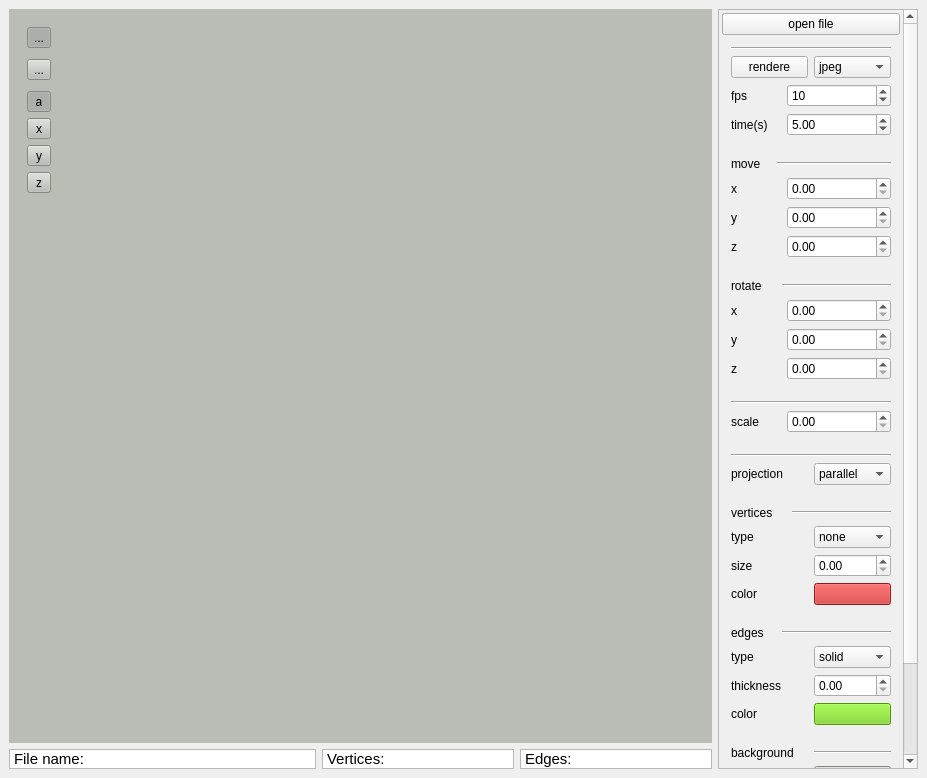
The window that src/viewer/mainwindow.ui (maykitbo/3d-viewer) describes before a commit, drawn with Qt 5.
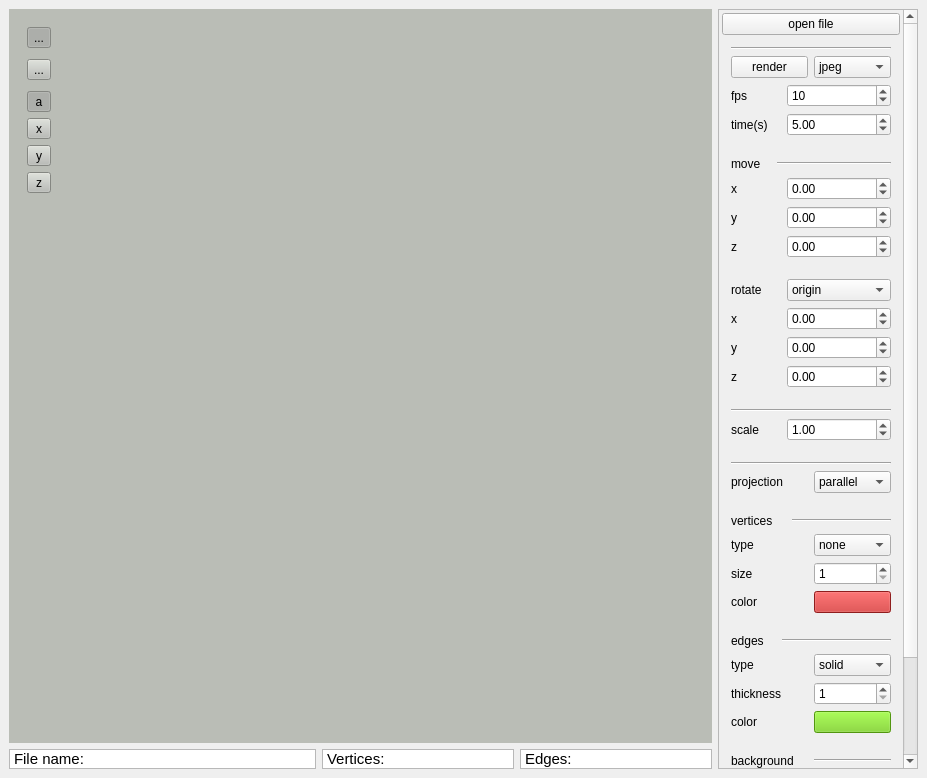
The same window after the commit.

Patch:
```diff
--- a/src/viewer/mainwindow.ui
+++ b/src/viewer/mainwindow.ui
@@ -375,9 +375,9 @@
        <property name="geometry">
         <rect>
          <x>0</x>
-         <y>-228</y>
+         <y>0</y>
          <width>184</width>
-         <height>997</height>
+         <height>1005</height>
         </rect>
        </property>
        <property name="sizePolicy">
@@ -424,7 +424,7 @@
              <item>
               <widget class="QPushButton" name="renderButton">
                <property name="text">
-                <string>rendere</string>
+                <string>render</string>
                </property>
               </widget>
              </item>
@@ -618,7 +618,11 @@
               </widget>
              </item>
              <item>
-              <widget class="QDoubleSpinBox" name="moveXSpin"/>
+              <widget class="QDoubleSpinBox" name="moveXSpin">
+               <property name="minimum">
+                <double>-99.989999999999995</double>
+               </property>
+              </widget>
              </item>
             </layout>
            </item>
@@ -650,7 +654,11 @@
               </widget>
              </item>
              <item>
-              <widget class="QDoubleSpinBox" name="moveYSpin"/>
+              <widget class="QDoubleSpinBox" name="moveYSpin">
+               <property name="minimum">
+                <double>-99.989999999999995</double>
+               </property>
+              </widget>
              </item>
             </layout>
            </item>
@@ -682,7 +690,11 @@
               </widget>
              </item>
              <item>
-              <widget class="QDoubleSpinBox" name="moveZSpin"/>
+              <widget class="QDoubleSpinBox" name="moveZSpin">
+               <property name="minimum">
+                <double>-99.989999999999995</double>
+               </property>
+              </widget>
              </item>
             </layout>
            </item>
@@ -693,18 +705,18 @@
          <widget class="QFrame" name="rotateFrame">
           <layout class="QVBoxLayout" name="verticalLayout_5">
            <item>
-            <layout class="QHBoxLayout" name="horizontalLayout_5">
+            <layout class="QHBoxLayout" name="horizontalLayout_5" stretch="1,1">
              <item>
               <widget class="QLabel" name="label_4">
                <property name="sizePolicy">
-                <sizepolicy hsizetype="Minimum" vsizetype="Preferred">
+                <sizepolicy hsizetype="Maximum" vsizetype="Preferred">
                  <horstretch>0</horstretch>
                  <verstretch>0</verstretch>
                 </sizepolicy>
                </property>
                <property name="minimumSize">
                 <size>
-                 <width>45</width>
+                 <width>50</width>
                  <height>0</height>
                 </size>
                </property>
@@ -720,10 +732,23 @@
               </widget>
              </item>
              <item>
-              <widget class="Line" name="line_3">
-               <property name="orientation">
-                <enum>Qt::Horizontal</enum>
+              <widget class="QComboBox" name="rotateBox">
+               <property name="sizePolicy">
+                <sizepolicy hsizetype="Minimum" vsizetype="Fixed">
+                 <horstretch>0</horstretch>
+                 <verstretch>0</verstretch>
+                </sizepolicy>
                </property>
+               <item>
+                <property name="text">
+                 <string>origin</string>
+                </property>
+               </item>
+               <item>
+                <property name="text">
+                 <string>balance point</string>
+                </property>
+               </item>
               </widget>
              </item>
             </layout>
@@ -756,7 +781,11 @@
               </widget>
              </item>
              <item>
-              <widget class="QDoubleSpinBox" name="rotateXSpin"/>
+              <widget class="QDoubleSpinBox" name="rotateXSpin">
+               <property name="minimum">
+                <double>-99.989999999999995</double>
+               </property>
+              </widget>
              </item>
             </layout>
            </item>
@@ -788,7 +817,11 @@
               </widget>
              </item>
              <item>
-              <widget class="QDoubleSpinBox" name="rotateYSpin"/>
+              <widget class="QDoubleSpinBox" name="rotateYSpin">
+               <property name="minimum">
+                <double>-99.989999999999995</double>
+               </property>
+              </widget>
              </item>
             </layout>
            </item>
@@ -820,7 +853,11 @@
               </widget>
              </item>
              <item>
-              <widget class="QDoubleSpinBox" name="rotateZSpin"/>
+              <widget class="QDoubleSpinBox" name="rotateZSpin">
+               <property name="minimum">
+                <double>-99.989999999999995</double>
+               </property>
+              </widget>
              </item>
             </layout>
            </item>
@@ -869,7 +906,17 @@
               </widget>
              </item>
              <item>
-              <widget class="QDoubleSpinBox" name="scaleSpin"/>
+              <widget class="QDoubleSpinBox" name="scaleSpin">
+               <property name="minimum">
+                <double>0.000000000000000</double>
+               </property>
+               <property name="stepType">
+                <enum>QAbstractSpinBox::AdaptiveDecimalStepType</enum>
+               </property>
+               <property name="value">
+                <double>1.000000000000000</double>
+               </property>
+              </widget>
              </item>
             </layout>
            </item>
@@ -993,7 +1040,11 @@
               </widget>
              </item>
              <item>
-              <widget class="QDoubleSpinBox" name="vSizeSpin"/>
+              <widget class="QSpinBox" name="vSizeSpin">
+               <property name="minimum">
+                <number>1</number>
+               </property>
+              </widget>
              </item>
             </layout>
            </item>
@@ -1095,7 +1146,11 @@
               </widget>
              </item>
              <item>
-              <widget class="QDoubleSpinBox" name="eSizeSpin"/>
+              <widget class="QSpinBox" name="eSizeSpin">
+               <property name="minimum">
+                <number>1</number>
+               </property>
+              </widget>
              </item>
             </layout>
            </item>
```
Left out of the diff: 17 changed lines with no effect on the pictures.
